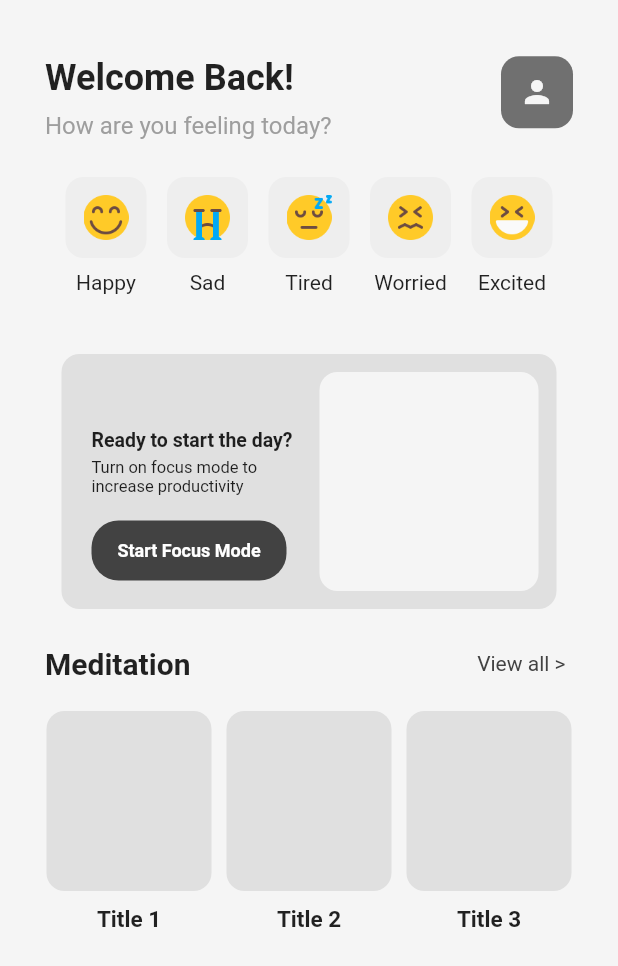
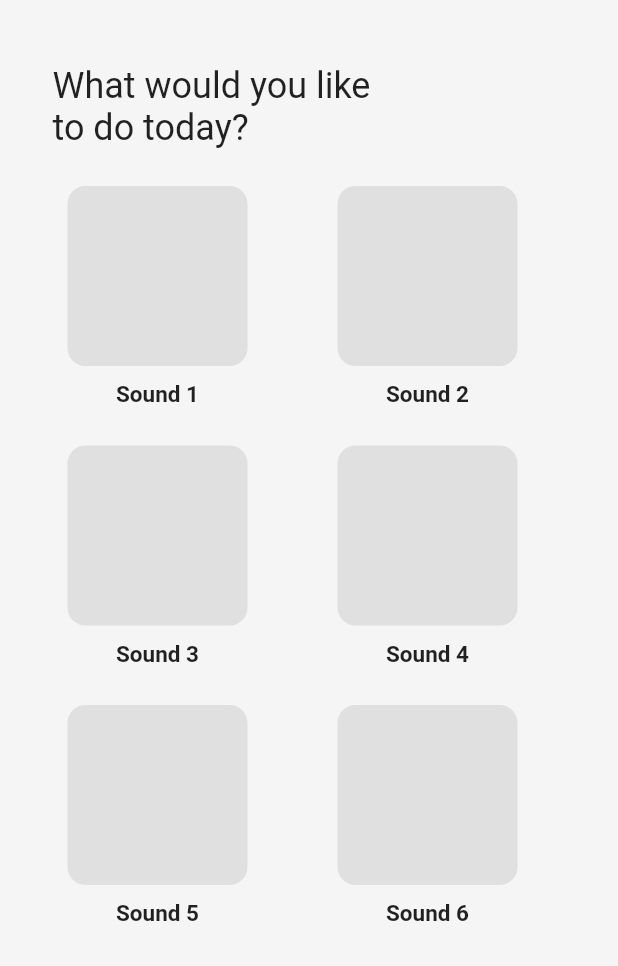
Before and after one commit to Amirularif/RelaxifyApp, a Flutter app: the Dashboard screen opened directly, after a tap on "View all >", on a phone screen of 412 x 824 dp. Shown: the top 966 px of the screen. Run offline on Flutter 3.47's test engine with Material 2 defaults, Android fonts, the light colour scheme and no system bars; our stand-ins replace audioplayers.

Commit message:
Second commit

```diff
--- a/lib/Dashboard.dart
+++ b/lib/Dashboard.dart
@@ -1,4 +1,5 @@
 import 'package:flutter/material.dart';
+import 'package:relaxify/MeditationListPage.dart';
 import 'Emoticons.dart';
 
 class Dashboard extends StatefulWidget {
@@ -284,6 +285,10 @@ class _DashboardState extends State<Dashboard>{
 
                     GestureDetector(
                       onTap: (){
+                        Navigator.push(
+                          context,
+                          MaterialPageRoute(builder: (context) => MeditationListPage()),
+                        );
                       },
                       child: Container(
                         padding: EdgeInsets.fromLTRB(1, 1, 5, 1),
--- /dev/null
+++ b/lib/MeditationListPage.dart
@@ -0,0 +1,271 @@
+import 'package:flutter/material.dart';
+import 'package:relaxify/MeditationInfoPage.dart';
+import 'package:relaxify/MusicPlayerPage.dart';
+import 'Emoticons.dart';
+
+class MeditationListPage extends StatefulWidget {
+  const MeditationListPage({Key? key}) : super(key: key);
+
+  @override
+  State<MeditationListPage> createState() => _MeditationListPageState();
+}
+
+class _MeditationListPageState extends State<MeditationListPage>{
+  @override
+  Widget build(BuildContext context) {
+    return Scaffold(
+        resizeToAvoidBottomInset: false,
+        backgroundColor: Colors.grey.shade100,
+        body: SafeArea(
+          child: Padding(
+            padding: const EdgeInsets.all(35.0),
+            child: Column(
+              mainAxisAlignment: MainAxisAlignment.start,
+              children: [
+                  SizedBox(
+                    height: 8,
+                  ),
+                  Align(
+                    alignment: Alignment.centerLeft,
+                    child: Text(
+                      'What would you like \n'
+                          'to do today?',
+                      style: TextStyle(
+                        color: Colors.black87,
+                        fontSize: 24,
+                      ),
+                    ),
+                  ),
+
+                SizedBox(
+                  height: 25,
+                ),
+
+                Row(
+                  mainAxisAlignment: MainAxisAlignment.start,
+                  children: [
+                    SizedBox(
+                      width: 10,
+                    ),
+
+                    GestureDetector(
+                      onTap: (){
+                        Navigator.push(
+                          context,
+                          MaterialPageRoute(builder: (context) => MeditationInfoPage()),
+                        );
+                      },
+                      child: Column(
+                        crossAxisAlignment: CrossAxisAlignment.center,
+                        children: [
+                          Container(
+                            height: 120,
+                            width: 120,
+                            decoration: BoxDecoration(
+                                color: Colors.grey.shade300,
+                                borderRadius: BorderRadius.circular(12)
+                            ),
+                            padding: EdgeInsets.all(12),
+                          ),
+                          SizedBox(
+                            height: 10,
+                          ),
+                          Text(
+                            'Sound 1',
+                            style: TextStyle(
+                                color: Colors.black87,
+                                fontSize: 15,
+                                fontWeight: FontWeight.bold),
+                          ),
+                        ],
+                      ),
+                    ),
+
+                    SizedBox(
+                      width: 60,
+                    ),
+
+                    GestureDetector(
+                      onTap: (){
+                      },
+                      child: Column(
+                        crossAxisAlignment: CrossAxisAlignment.center,
+                        children: [
+                          Container(
+                            height: 120,
+                            width: 120,
+                            decoration: BoxDecoration(
+                                color: Colors.grey.shade300,
+                                borderRadius: BorderRadius.circular(12)
+                            ),
+                            padding: EdgeInsets.all(12),
+                          ),
+                          SizedBox(
+                            height: 10,
+                          ),
+                          Text(
+                            'Sound 2',
+                            style: TextStyle(
+                                color: Colors.black87,
+                                fontSize: 15,
+                                fontWeight: FontWeight.bold),
+                          ),],
+                      ),
+                    ),
+                  ],
+                ),
+
+                SizedBox(
+                  height: 25,
+                ),
+
+                Row(
+                  mainAxisAlignment: MainAxisAlignment.start,
+                  children: [
+                    SizedBox(
+                      width: 10,
+                    ),
+
+                    GestureDetector(
+                      onTap: (){
+                      },
+                      child: Column(
+                        crossAxisAlignment: CrossAxisAlignment.center,
+                        children: [
+                          Container(
+                            height: 120,
+                            width: 120,
+                            decoration: BoxDecoration(
+                                color: Colors.grey.shade300,
+                                borderRadius: BorderRadius.circular(12)
+                            ),
+                            padding: EdgeInsets.all(12),
+                          ),
+                          SizedBox(
+                            height: 10,
+                          ),
+                          Text(
+                            'Sound 3',
+                            style: TextStyle(
+                                color: Colors.black87,
+                                fontSize: 15,
+                                fontWeight: FontWeight.bold),
+                          ),
+                        ],
+                      ),
+                    ),
+
+                    SizedBox(
+                      width: 60,
+                    ),
+
+                    GestureDetector(
+                      onTap: (){
+                      },
+                      child: Column(
+                        crossAxisAlignment: CrossAxisAlignment.center,
+                        children: [
+                          Container(
+                            height: 120,
+                            width: 120,
+                            decoration: BoxDecoration(
+                                color: Colors.grey.shade300,
+                                borderRadius: BorderRadius.circular(12)
+                            ),
+                            padding: EdgeInsets.all(12),
+                          ),
+                          SizedBox(
+                            height: 10,
+                          ),
+                          Text(
+                            'Sound 4',
+                            style: TextStyle(
+                                color: Colors.black87,
+                                fontSize: 15,
+                                fontWeight: FontWeight.bold),
+                          ),],
+                      ),
+                    ),
+                  ],
+                ),
+
+                SizedBox(
+                  height: 25,
+                ),
+
+                Row(
+                  mainAxisAlignment: MainAxisAlignment.start,
+                  children: [
+                    SizedBox(
+                      width: 10,
+                    ),
+
+                    GestureDetector(
+                      onTap: (){
+                      },
+                      child: Column(
+                        crossAxisAlignment: CrossAxisAlignment.center,
+                        children: [
+                          Container(
+                            height: 120,
+                            width: 120,
+                            decoration: BoxDecoration(
+                                color: Colors.grey.shade300,
+                                borderRadius: BorderRadius.circular(12)
+                            ),
+                            padding: EdgeInsets.all(12),
+                          ),
+                          SizedBox(
+                            height: 10,
+                          ),
+                          Text(
+                            'Sound 5',
+                            style: TextStyle(
+                                color: Colors.black87,
+                                fontSize: 15,
+                                fontWeight: FontWeight.bold),
+                          ),
+                        ],
+                      ),
+                    ),
+
+                    SizedBox(
+                      width: 60,
+                    ),
+
+                    GestureDetector(
+                      onTap: (){
+                      },
+                      child: Column(
+                        crossAxisAlignment: CrossAxisAlignment.center,
+                        children: [
+                          Container(
+                            height: 120,
+                            width: 120,
+                            decoration: BoxDecoration(
+                                color: Colors.grey.shade300,
+                                borderRadius: BorderRadius.circular(12)
+                            ),
+                            padding: EdgeInsets.all(12),
+                          ),
+                          SizedBox(
+                            height: 10,
+                          ),
+                          Text(
+                            'Sound 6',
+                            style: TextStyle(
+                                color: Colors.black87,
+                                fontSize: 15,
+                                fontWeight: FontWeight.bold),
+                          ),],
+                      ),
+                    ),
+                  ],
+                ),
+              ],
+            ),
+          ),
+        )
+    );
+  }
+}
--- a/lib/main.dart
+++ b/lib/main.dart
@@ -1,6 +1,9 @@
 import 'package:flutter/material.dart';
 import 'package:relaxify/LoginPage.dart';
+import 'package:relaxify/MeditationListPage.dart';
 import 'Dashboard.dart';
+import 'MeditationInfoPage.dart';
+import 'MusicPlayerPage.dart';
 
 void main() async{
   runApp(const MyApp());
@@ -13,7 +16,7 @@ class MyApp extends StatelessWidget {
   Widget build(BuildContext context) {
     return MaterialApp(
       debugShowCheckedModeBanner: false,
-      home: LoginPage(),
+      home: Dashboard(),
     );
   }
 }
--- a/pubspec.yaml
+++ b/pubspec.yaml
@@ -36,6 +36,7 @@ dependencies:
   # The following adds the Cupertino Icons font to your application.
   # Use with the CupertinoIcons class for iOS style icons.
   cupertino_icons: ^1.0.2
+  audioplayers: ^3.0.1
 
 dev_dependencies:
   flutter_test:
@@ -62,6 +63,7 @@ flutter:
   assets:
     - assets/
     - assets/emoticons/
+    - assets/music/
 
   # To add assets to your application, add an assets section, like this:
   # assets:
```
Also changed, not shown: lib/MeditationInfoPage.dart (added, +184 -0 lines), lib/MusicPlayerPage.dart (added, +155 -0 lines), 3 other files.
